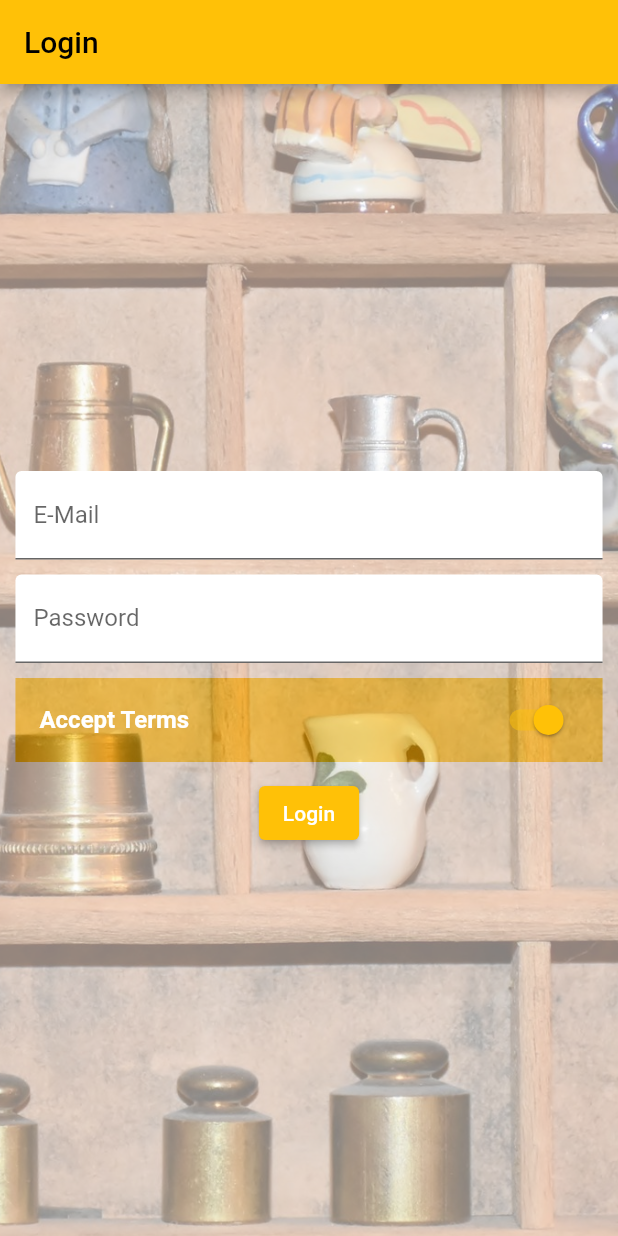
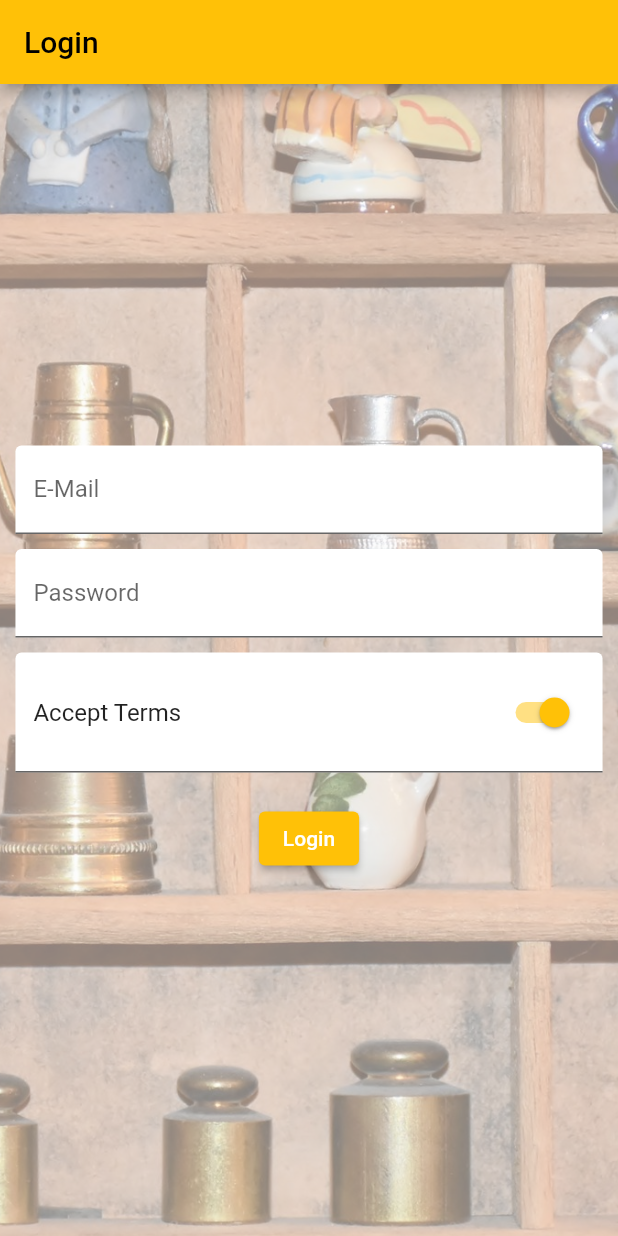
Before and after one commit to Katapios/flutter_app, a Flutter app: the screen it shows after launch, after a tap on "Accept Terms", on a phone screen of 412 x 824 dp. Run offline on Flutter 3.47's test engine with Material 2 defaults, Android fonts, the phone set to English and light mode, and no system bars.

Commit message:
auth-form refactoring

```diff
--- a/lib/pages/auth.dart
+++ b/lib/pages/auth.dart
@@ -8,9 +8,13 @@ class AuthPage extends StatefulWidget {
 }
 
 class _AuthPageState extends State<AuthPage> {
-  String _emailValue = 'emailValue';
-  String _passwordValue = 'passValue';
-  bool _acceptTerms = false;
+  final Map<String, dynamic> _formData = {
+    'email': null,
+    'password': null,
+    'acceptTerms': false
+  };
+  final GlobalKey<FormState> _formKey = GlobalKey<FormState>();
+  final GlobalKey<FormState> _formKeySwitchListTile = GlobalKey<FormState>();
 
   DecorationImage _buildBackgroundImage() {
     return DecorationImage(
@@ -22,58 +26,88 @@ class _AuthPageState extends State<AuthPage> {
   }
 
   Widget _buildEmailTextField() {
-    return TextField(
+    return TextFormField(
       decoration: const InputDecoration(
           labelText: 'E-Mail', filled: true, fillColor: Colors.white),
       keyboardType: TextInputType.emailAddress,
+      validator: (dynamic value) {
+        if (value.isEmpty ||
+            !RegExp(r"[a-z0-9!#$%&'*+/=?^_`{|}~-]+(?:\.[a-z0-9!#$%&'*+/=?^_`{|}~-]+)*@(?:[a-z0-9](?:[a-z0-9-]*[a-z0-9])?\.)+[a-z0-9](?:[a-z0-9-]*[a-z0-9])?")
+                .hasMatch(value)) {
+          return 'Please enter a valid email';
+        }
+        return null;
+      },
       onChanged: (String value) {
         setState(() {
-          _emailValue = value;
+          _formData['email'] = value;
         });
       },
     );
   }
 
   Widget _buildPasswordTextField() {
-    return TextField(
+    return TextFormField(
       decoration: const InputDecoration(
           labelText: 'Password', filled: true, fillColor: Colors.white),
       obscureText: true,
+      validator: (dynamic value) {
+        if (value.isEmpty || value.length < 6) {
+          return 'Password invalid';
+        }
+        return null;
+      },
       onChanged: (String value) {
         setState(() {
-          _passwordValue = value;
+          _formData['password'] = value;
         });
       },
     );
   }
 
-  void _submitForm() {
-    print(_emailValue);
-    print(_passwordValue);
-    Navigator.pushReplacementNamed(context, '/products');
+  Widget _buildAcceptSwich() {
+    return FormField(
+      key: _formKeySwitchListTile,
+      initialValue: false,
+      validator: (val) {
+        if (val == false) return 'Please accept the terms';
+        return null;
+      },
+      builder: (FormFieldState<bool> field) {
+        return InputDecorator(
+          decoration: InputDecoration(
+              filled: true,
+              fillColor: Colors.white,
+              errorText: field.errorText,
+
+          ),
+          child: SwitchListTile(
+            contentPadding: EdgeInsets.all(0),
+            activeColor: Colors.amber,
+            title: const Text("Accept Terms"),
+            value: field.value!,
+            onChanged: (value) {
+              field.didChange(value);
+              _formData['acceptTerms'] = value;
+            },
+          ),
+        );
+      },
+    );
   }
 
-  Widget _buildAcceptSwich() {
-    return SwitchListTile(
-      tileColor: Colors.amber,
-      activeColor: Colors.amber,
-      inactiveThumbColor: Colors.white,
-      value: _acceptTerms,
-      onChanged: (bool value) {
-        setState(() {
-          _acceptTerms = value;
-        });
-      },
-      title: const Text(
-        'Accept Terms',
-        style: TextStyle(color: Colors.white, fontWeight: FontWeight.bold),
-      ),
-    );
+  void _submitForm() {
+    if (!_formKey.currentState!.validate() || !_formData['acceptTerms']) {
+      return;
+    }
+    _formKey.currentState!.save();
+    print(_formData);
+    Navigator.pushReplacementNamed(context, '/products');
   }
 
   @override
   Widget build(BuildContext context) {
-    final double  deviceWidth = MediaQuery.of(context).size.width;
+    final double deviceWidth = MediaQuery.of(context).size.width;
     final targetWidth = deviceWidth > 550.0 ? 500.0 : deviceWidth * 0.95;
     return Scaffold(
       appBar: AppBar(
@@ -88,6 +122,8 @@ class _AuthPageState extends State<AuthPage> {
           child: SingleChildScrollView(
             child: SizedBox(
               width: targetWidth,
+              child: Form(
+                key: _formKey,
                 child: Column(
                   children: [
                     _buildEmailTextField(),
@@ -100,12 +136,13 @@ class _AuthPageState extends State<AuthPage> {
                     ),
                     _buildAcceptSwich(),
                     const SizedBox(
-                      height: 10.0,
+                      height: 20.0,
                     ),
                     Center(
                       child: ElevatedButton(
                         style: ElevatedButton.styleFrom(
-                          foregroundColor: Colors.white, backgroundColor: Colors.amber, // foreground
+                          foregroundColor: Colors.white,
+                          backgroundColor: Colors.amber, // foreground
                         ),
                         //style: ElevatedButton.styleFrom(backgroundColor: Colors.green),
 
@@ -118,6 +155,8 @@ class _AuthPageState extends State<AuthPage> {
               ),
             ),
           ),
-        ));
+        ),
+      ),
+    );
   }
 }
```
Lines whose indentation alone changed are shown as unchanged.
